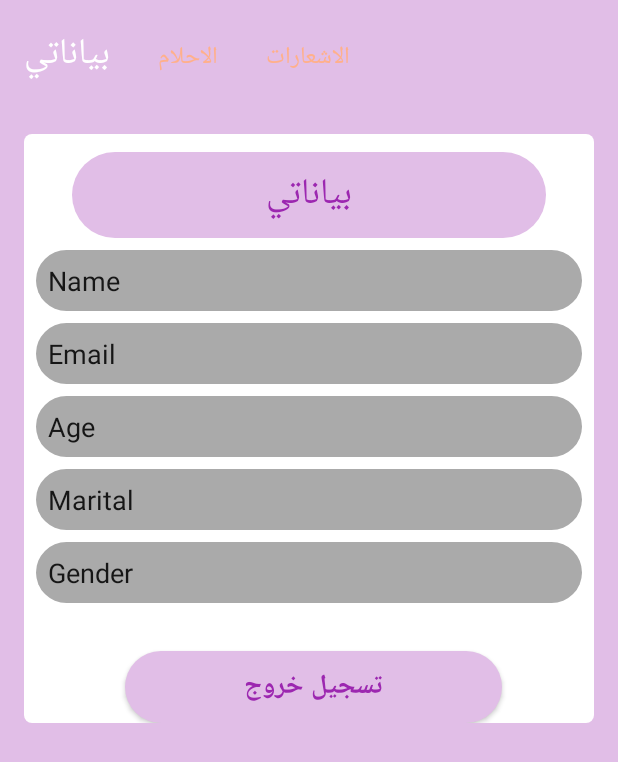
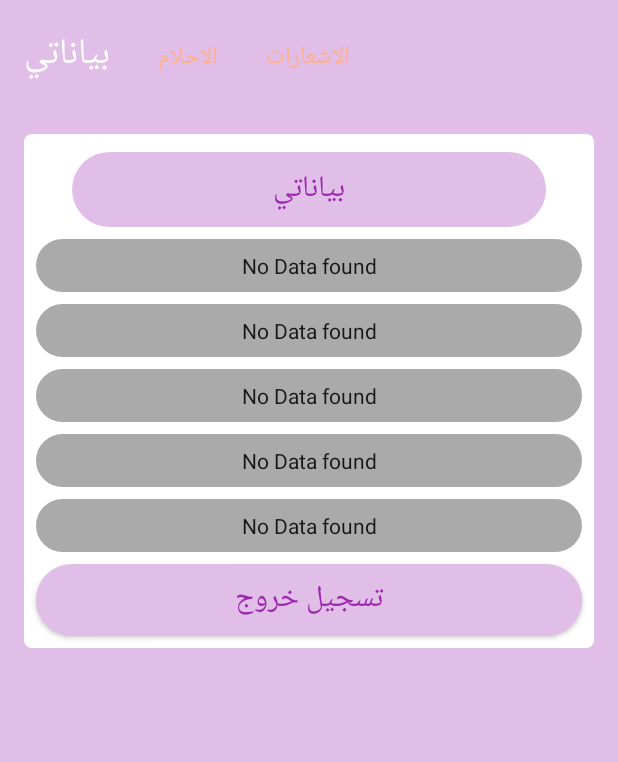
Before and after one commit to AhmedSalemgitHub/DreamnewDesign, an Android app: the screen it shows after launch once a user with an empty profile is signed in (MainActivity), on a phone screen of 412 x 824 dp. Shown: the top 762 px of the screen. Run offline under Robolectric (Android 15) with nearby library versions, the phone set to English and light mode, and no system bars; our stand-ins replace Firebase (no records; nobody signed in at launch, a user with empty details on screens opened directly); Roboto replaces fonts that are not available here.

Commit message:
pref shared add user data updated in the profile screen

```diff
--- a/app/src/main/java/com/tellyourdream/tellyourdream/DreamsFragment.java
+++ b/app/src/main/java/com/tellyourdream/tellyourdream/DreamsFragment.java
@@ -2,6 +2,7 @@ package com.tellyourdream.tellyourdream;
 
 
 import android.os.Bundle;
+import android.support.annotation.NonNull;
 import android.support.v4.app.Fragment;
 import android.support.v7.widget.LinearLayoutManager;
 import android.support.v7.widget.RecyclerView;
@@ -18,6 +19,7 @@ import com.google.firebase.firestore.QuerySnapshot;
 
 import java.util.ArrayList;
 import java.util.List;
+import java.util.Objects;
 
 import javax.annotation.Nullable;
 
@@ -40,7 +42,7 @@ public class DreamsFragment extends Fragment {
 
 
     @Override
-    public View onCreateView(LayoutInflater inflater, ViewGroup container,
+    public View onCreateView(@NonNull LayoutInflater inflater, ViewGroup container,
                              Bundle savedInstanceState) {
         // Inflate the layout for this fragment
         View view = inflater.inflate(R.layout.fragment_dreams, container, false);
@@ -62,14 +64,18 @@ public class DreamsFragment extends Fragment {
     public void onStart() {
         super.onStart();
 
-        mFirestore.collection("Users").addSnapshotListener(getActivity(),new EventListener<QuerySnapshot>() {
+        dreamsList.clear();
+
+        mFirestore.collection("Users").addSnapshotListener(Objects.requireNonNull(getActivity()), new EventListener<QuerySnapshot>() {
             @Override
             public void onEvent(@Nullable QuerySnapshot queryDocumentSnapshots, @Nullable FirebaseFirestoreException e) {
-                for (DocumentChange doc: queryDocumentSnapshots.getDocumentChanges()){
-                    if (doc.getType() == DocumentChange.Type.ADDED){
-                        Dreams dreams = doc.getDocument().toObject(Dreams.class);
-                        dreamsList.add(dreams);
-                        dreamsRecyclerAdapter.notifyDataSetChanged();
+                if (queryDocumentSnapshots != null) {
+                    for (DocumentChange doc : queryDocumentSnapshots.getDocumentChanges()) {
+                        if (doc.getType() == DocumentChange.Type.ADDED) {
+                            Dreams dreams = doc.getDocument().toObject(Dreams.class);
+                            dreamsList.add(dreams);
+                            dreamsRecyclerAdapter.notifyDataSetChanged();
+                        }
                     }
                 }
             }
--- a/app/src/main/java/com/tellyourdream/tellyourdream/profileFragment.java
+++ b/app/src/main/java/com/tellyourdream/tellyourdream/profileFragment.java
@@ -1,7 +1,9 @@
 package com.tellyourdream.tellyourdream;
 
 
+import android.content.Context;
 import android.content.Intent;
+import android.content.SharedPreferences;
 import android.os.Bundle;
 import android.support.v4.app.Fragment;
 import android.view.LayoutInflater;
@@ -21,6 +23,10 @@ public class profileFragment extends Fragment {
     private Button mLogoutButton;
     private FirebaseAuth mAuth;
     private EditText profileName, profileEmail, profileAge, profileMarital, profileGender;
+
+    SharedPreferences preferences;
+
+
 
 
     public profileFragment() {
@@ -44,6 +50,15 @@ public class profileFragment extends Fragment {
         profileMarital = view.findViewById(R.id.profileMarital_editText);
         profileGender = view.findViewById(R.id.profileGender_editText);
 
+        preferences = getActivity().getSharedPreferences("localData", Context.MODE_PRIVATE);
+
+        if (preferences != null) {
+            profileName.setText(preferences.getString("name", "No Data found"));
+            profileEmail.setText(preferences.getString("email", "No Data found"));
+            profileAge.setText(preferences.getString("age", "No Data found"));
+            profileMarital.setText(preferences.getString("marital", "No Data found"));
+            profileGender.setText(preferences.getString("gender", "No Data found"));
+        }
 
         mLogoutButton.setOnClickListener(new View.OnClickListener() {
             @Override
--- a/app/src/main/res/layout/fragment_dreams.xml
+++ b/app/src/main/res/layout/fragment_dreams.xml
@@ -5,7 +5,6 @@
     android:layout_height="match_parent"
     tools:context=".DreamsFragment">
 
-    <!-- TODO: Update blank fragment layout -->
     <RelativeLayout style="@style/fragmentStyle">
 
         <android.support.v7.widget.RecyclerView
--- a/app/src/main/res/layout/fragment_notification.xml
+++ b/app/src/main/res/layout/fragment_notification.xml
@@ -5,7 +5,7 @@
     android:layout_height="match_parent"
     tools:context=".NotificationFragment">
 
-    <!-- TODO: Update blank fragment layout -->
+
     <RelativeLayout
         style="@style/fragmentStyle">
 
--- a/app/src/main/res/layout/fragment_profile.xml
+++ b/app/src/main/res/layout/fragment_profile.xml
@@ -6,7 +6,7 @@
     android:layout_height="match_parent"
     tools:context=".profileFragment">
 
-    <!-- TODO: Update blank fragment layout -->
+
     <ScrollView
         android:layout_width="match_parent"
         android:layout_height="match_parent">
@@ -29,7 +29,7 @@
                 android:padding="8dp"
                 android:text="بياناتي"
                 android:textColor="@color/colorPrimaryDark"
-            android:textSize="24sp" />
+                android:textSize="20sp" />
 
             <Button
                 android:id="@+id/profile_logout_button"
@@ -38,11 +38,10 @@
                 android:layout_below="@+id/profileGender_editText"
                 android:layout_alignParentStart="true"
                 android:layout_alignParentEnd="true"
-            android:layout_marginStart="67dp"
-            android:layout_marginLeft="64dp"
-            android:layout_marginTop="32dp"
-            android:layout_marginEnd="61dp"
-            android:layout_marginRight="64dp"
+                android:layout_marginStart="8dp"
+                android:layout_marginTop="8dp"
+                android:layout_marginEnd="8dp"
+                android:layout_marginBottom="8dp"
                 android:background="@drawable/logout_button"
                 android:paddingStart="8dp"
                 android:paddingLeft="8dp"
@@ -50,8 +49,8 @@
                 android:paddingRight="8dp"
                 android:text="تسجيل خروج"
                 android:textColor="@color/colorPrimaryDark"
-            android:textSize="18sp"
-            android:textStyle="bold" />
+                android:textSize="20sp"
+                android:textStyle="normal" />
 
             <EditText
                 android:id="@+id/profileName_editText"
@@ -65,7 +64,6 @@
                 android:layout_marginEnd="8dp"
                 android:layout_marginRight="8dp"
                 android:background="@drawable/gray_round_background"
-            android:ems="10"
                 android:inputType="textPersonName"
                 android:paddingStart="8dp"
                 android:paddingLeft="8dp"
@@ -73,7 +71,9 @@
                 android:paddingEnd="8dp"
                 android:paddingRight="8dp"
                 android:paddingBottom="8dp"
-            android:text="Name" />
+                android:text="Name"
+                android:textAlignment="center"
+                android:textSize="14sp" />
 
             <EditText
                 android:id="@+id/profileEmail_editText"
@@ -87,7 +87,6 @@
                 android:layout_marginEnd="8dp"
                 android:layout_marginRight="8dp"
                 android:background="@drawable/gray_round_background"
-            android:ems="10"
                 android:inputType="textPersonName"
                 android:paddingStart="8dp"
                 android:paddingLeft="8dp"
@@ -95,7 +94,9 @@
                 android:paddingEnd="8dp"
                 android:paddingRight="8dp"
                 android:paddingBottom="8dp"
-            android:text="Email" />
+                android:text="Email"
+                android:textAlignment="center"
+                android:textSize="14sp" />
 
             <EditText
                 android:id="@+id/profileAge_editText"
@@ -109,7 +110,6 @@
                 android:layout_marginEnd="8dp"
                 android:layout_marginRight="8dp"
                 android:background="@drawable/gray_round_background"
-            android:ems="10"
                 android:inputType="textPersonName"
                 android:paddingStart="8dp"
                 android:paddingLeft="8dp"
@@ -117,7 +117,9 @@
                 android:paddingEnd="8dp"
                 android:paddingRight="8dp"
                 android:paddingBottom="8dp"
-            android:text="Age" />
+                android:text="Age"
+                android:textAlignment="center"
+                android:textSize="14sp" />
 
             <EditText
                 android:id="@+id/profileMarital_editText"
@@ -131,7 +133,6 @@
                 android:layout_marginEnd="8dp"
                 android:layout_marginRight="8dp"
                 android:background="@drawable/gray_round_background"
-            android:ems="10"
                 android:inputType="textPersonName"
                 android:paddingStart="8dp"
                 android:paddingLeft="8dp"
@@ -139,7 +140,9 @@
                 android:paddingEnd="8dp"
                 android:paddingRight="8dp"
                 android:paddingBottom="8dp"
-            android:text="Marital" />
+                android:text="Marital"
+                android:textAlignment="center"
+                android:textSize="14sp" />
 
             <EditText
                 android:id="@+id/profileGender_editText"
@@ -153,7 +156,6 @@
                 android:layout_marginEnd="8dp"
                 android:layout_marginRight="8dp"
                 android:background="@drawable/gray_round_background"
-            android:ems="10"
                 android:inputType="textPersonName"
                 android:paddingStart="8dp"
                 android:paddingLeft="8dp"
@@ -161,7 +163,9 @@
                 android:paddingEnd="8dp"
                 android:paddingRight="8dp"
                 android:paddingBottom="8dp"
-            android:text="Gender" />
+                android:text="Gender"
+                android:textAlignment="center"
+                android:textSize="14sp" />
 
 
         </RelativeLayout>
--- a/app/src/main/res/values/strings.xml
+++ b/app/src/main/res/values/strings.xml
@@ -1,6 +1,5 @@
 <resources>
     <string name="app_name">Dream new Design</string>
 
-    <!-- TODO: Remove or change this placeholder text -->
     <string name="hello_blank_fragment">Hello blank fragment</string>
 </resources>
```
Also changed, not shown: app/src/main/java/com/tellyourdream/tellyourdream/RegisterActivity.java (+12 -4 lines), app/src/main/res/layout/activity_login.xml (+7 -6 lines), app/src/main/res/layout/activity_register.xml (+17 -11 lines). Lines whose indentation alone changed are shown as unchanged.
